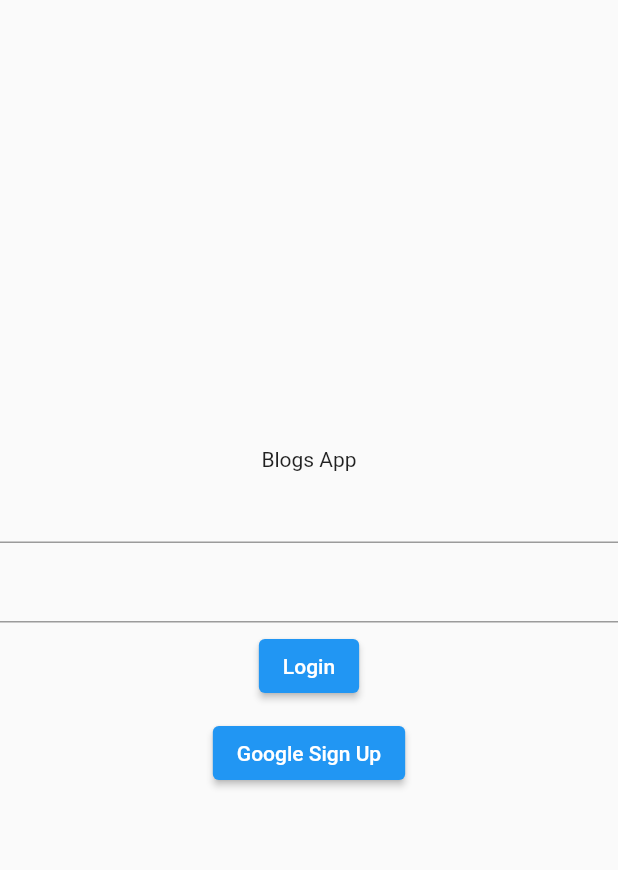
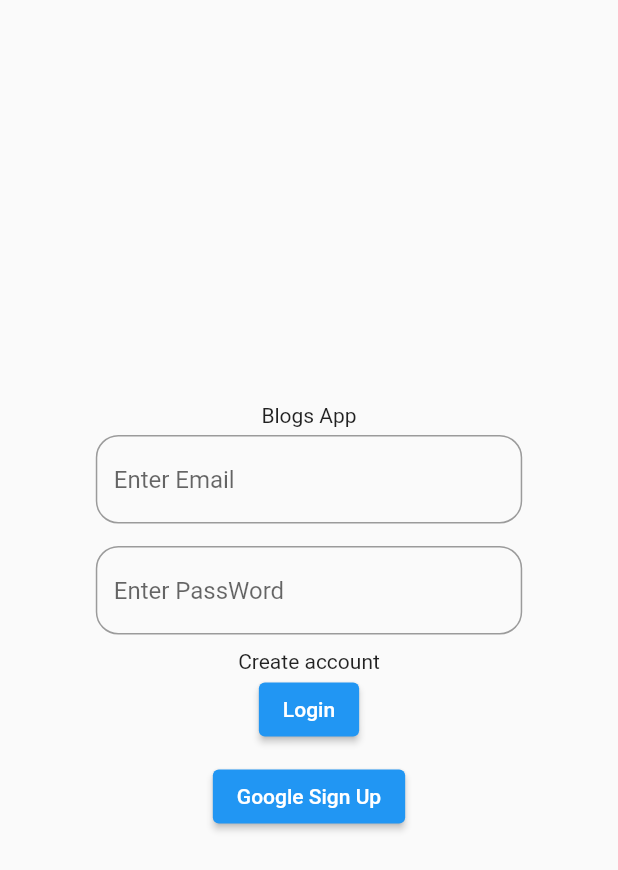
Before and after one commit to tejaschinni/blogs_assignment, a Flutter app: the screen it shows after launch, on a phone screen of 412 x 824 dp. Shown: the top 870 px of the screen. Run offline on Flutter 3.47's test engine with Material 2 defaults, Android fonts, the light colour scheme and no system bars; our stand-ins replace firebase_auth, firebase_core; accounts and stored records are empty.

Commit message:
authu screen update and Proovider added

```diff
--- /dev/null
+++ b/lib/comman_widgets/customTextFields_widgets.dart
@@ -0,0 +1,29 @@
+import 'package:flutter/material.dart';
+
+class CustomTextFieldWidgets extends StatelessWidget {
+  TextEditingController controller;
+  String text;
+  bool isVisible;
+  CustomTextFieldWidgets(
+      {super.key, required this.controller, required this.text,required this.isVisible});
+
+  @override
+  Widget build(BuildContext context) {
+    return Container(
+      width: MediaQuery.of(context).size.width / 1.4,
+      padding: EdgeInsets.all(5),
+      decoration: BoxDecoration(
+        borderRadius: BorderRadius.circular(10.0),
+      ),
+      child: TextField(
+        controller: controller,
+        obscureText: isVisible,
+        decoration: InputDecoration(
+            hintText: text,
+            border: OutlineInputBorder(
+              borderRadius: BorderRadius.circular(15),
+            )),
+      ),
+    );
+  }
+}
--- a/lib/features/auth/screens/authscreen.dart
+++ b/lib/features/auth/screens/authscreen.dart
@@ -1,3 +1,4 @@
+import 'package:blogs_assignment/comman_widgets/customTextFields_widgets.dart';
 import 'package:flutter/material.dart';
 
 class AuthScreen extends StatefulWidget {
@@ -8,6 +9,8 @@ class AuthScreen extends StatefulWidget {
 }
 
 class _AuthScreenState extends State<AuthScreen> {
+  TextEditingController emailController = TextEditingController();
+  TextEditingController passwordController = TextEditingController();
   @override
   Widget build(BuildContext context) {
     return SafeArea(
@@ -19,17 +22,27 @@ class _AuthScreenState extends State<AuthScreen> {
             alignment: Alignment.center,
             child: Text('Blogs App'),
           ),
-          Container(
-            child: TextField(),
-          ),
+          CustomTextFieldWidgets(
+              isVisible: false,
+              controller: emailController,
+              text: 'Enter Email'),
           SizedBox(
             height: 5,
           ),
-          Container(
-            child: TextField(),
-          ),
+          CustomTextFieldWidgets(
+              isVisible: true,
+              controller: passwordController,
+              text: 'Enter PassWord'),
           SizedBox(
             height: 5,
+          ),
+          InkWell(
+            // onTap: () {
+            //   Navigator.pushNamed(context, '/');
+            // },
+            child: Container(
+              child: Text("Create account"),
+            ),
           ),
           ElevatedButton(onPressed: () {}, child: Text('Login')),
           SizedBox(
--- /dev/null
+++ b/lib/features/auth/services/auth_Service.dart
@@ -0,0 +1,34 @@
+import 'package:blogs_assignment/models/authorModel.dart';
+import 'package:firebase_auth/firebase_auth.dart' as auth;
+
+class AuthService {
+  final auth.FirebaseAuth _firebaseAuth = auth.FirebaseAuth.instance;
+  Author? _userFromFirebaseAuth(auth.User? user) {
+    if (user == null) {
+      return null;
+    } else {
+      return Author(user.uid, user.email, user.displayName);
+    }
+  }
+
+  Stream<Author?>? get user {
+    return _firebaseAuth.authStateChanges().map(_userFromFirebaseAuth);
+  }
+
+  Future<Author?> signInWithEmailandPassword(
+      String email, String password) async {
+    final credential = await _firebaseAuth.signInWithEmailAndPassword(
+        email: email, password: password);
+    return _userFromFirebaseAuth(credential.user);
+  }
+
+  Future<Author?> createUser(String email, String password) async {
+    final credential = await _firebaseAuth.createUserWithEmailAndPassword(
+        email: email, password: password);
+    return _userFromFirebaseAuth(credential.user);
+  }
+
+  Future<void> signOut() async {
+    return await _firebaseAuth.signOut();
+  }
+}
--- a/lib/main.dart
+++ b/lib/main.dart
@@ -1,6 +1,9 @@
 import 'package:blogs_assignment/features/auth/screens/authscreen.dart';
+import 'package:blogs_assignment/features/auth/services/auth_Service.dart';
+import 'package:blogs_assignment/wrapper.dart';
 import 'package:firebase_core/firebase_core.dart';
 import 'package:flutter/material.dart';
+import 'package:provider/provider.dart';
 
 Future<void> main() async {
   WidgetsFlutterBinding.ensureInitialized();
@@ -14,10 +17,21 @@ class MyApp extends StatelessWidget {
   // This widget is the root of your application.
   @override
   Widget build(BuildContext context) {
-    return MaterialApp(
-      title: 'Blogs App',
-      theme: ThemeData(),
-      home: AuthScreen(),
+    return MultiProvider(
+      providers: [
+        Provider<AuthService>(
+          create: (_) => AuthService(),
+        )
+      ],
+      child: MaterialApp(
+        title: 'Blogs App',
+        theme: ThemeData(),
+        initialRoute: '/',
+        routes: {
+          '/': (context) => Wrapper(),
+          '/authScreen': (context) => AuthScreen()
+        },
+      ),
     );
   }
 }
--- /dev/null
+++ b/lib/models/authorModel.dart
@@ -0,0 +1,7 @@
+class Author {
+  String? uid;
+  String? name;
+  String? email;
+
+  Author(this.uid, this.name, this.email,);
+}
--- /dev/null
+++ b/lib/wrapper.dart
@@ -0,0 +1,32 @@
+import 'package:blogs_assignment/features/auth/screens/authscreen.dart';
+import 'package:blogs_assignment/features/auth/services/auth_Service.dart';
+import 'package:blogs_assignment/models/authorModel.dart';
+import 'package:flutter/material.dart';
+import 'package:provider/provider.dart';
+
+class Wrapper extends StatelessWidget {
+  const Wrapper({super.key});
+
+  @override
+  Widget build(BuildContext context) {
+    final authService = Provider.of<AuthService>(context);
+    return StreamBuilder<Author?>(
+        stream: authService.user,
+        builder: (_, AsyncSnapshot<Author?> snapshot) {
+          if (snapshot.connectionState == ConnectionState.active) {
+            final Author? author = snapshot.data;
+            return author == null
+                ? AuthScreen()
+                : Container(
+                    child: Text("Author"),
+                  );
+          } else {
+            return Scaffold(
+              body: Center(
+                child: CircularProgressIndicator() ,
+              ),
+            );
+          }
+        });
+  }
+}
--- a/pubspec.yaml
+++ b/pubspec.yaml
@@ -39,6 +39,7 @@ dependencies:
   firebase_auth: ^3.9.0
   google_sign_in: ^5.4.1
   firebase_core: ^1.22.0
+  provider: ^6.0.3
 
 dev_dependencies:
   flutter_test:
```
Also changed, not shown: pubspec.lock.
